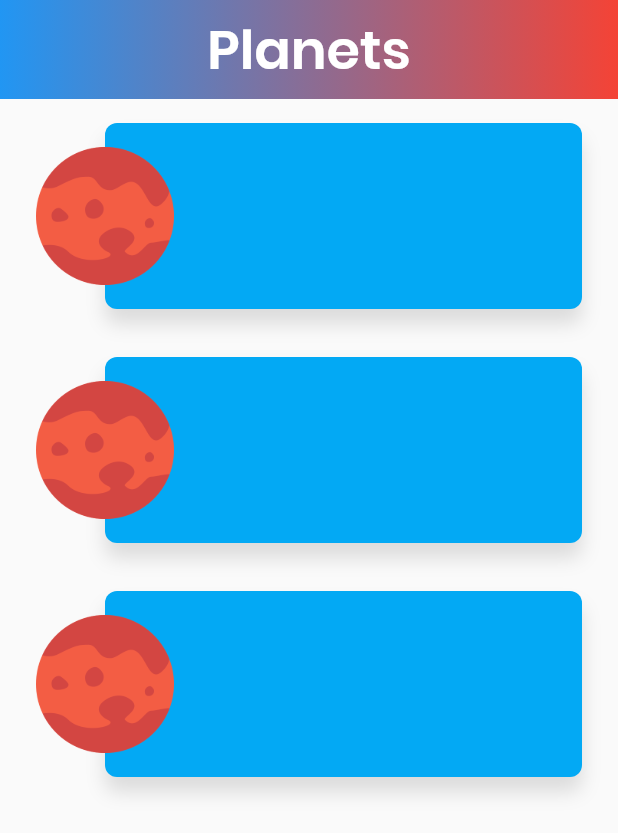
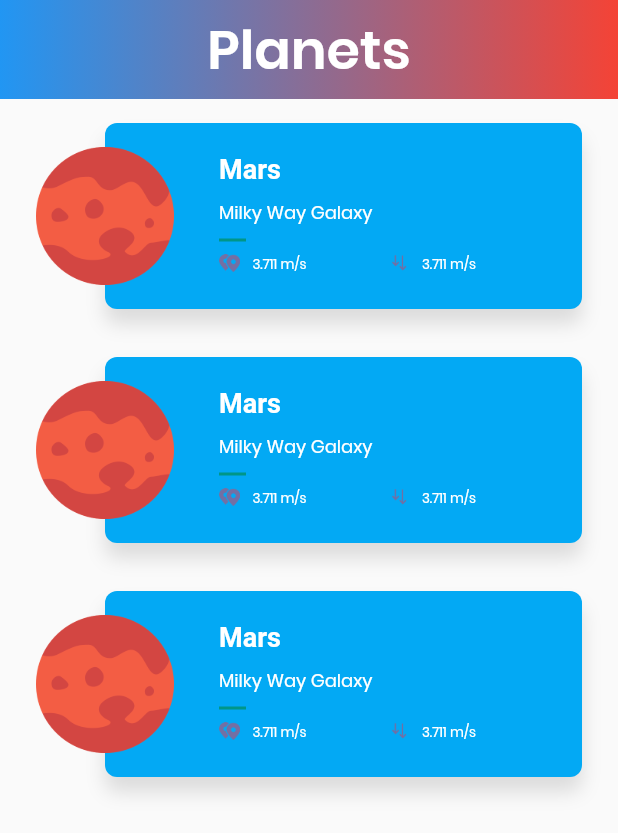
Before and after one commit to dibyanugraha/Flutter-Planet, a Flutter app: the screen it shows after launch, on a phone screen of 412 x 824 dp. Shown: the top 833 px of the screen. Run offline on Flutter 3.47's test engine with Material 2 defaults, Android fonts, the phone set to English and light mode, and no system bars.

Commit message:
Add PlanetContent, reengineer PlanetRow

```diff
--- /dev/null
+++ b/lib/data/PlanetData.dart
@@ -0,0 +1,13 @@
+import 'package:planet/models/Planet.dart';
+
+List<Planet> planets = [
+  const Planet(
+    id: "1",
+    name: "Mars",
+    location: "Milky Way Galaxy",
+    distance: "227.9m Km",
+    gravity: "3.711 m/s",
+    description: "This is where the martian lives",
+    image: "assets/images/mars.png",
+  )
+];
--- /dev/null
+++ b/lib/models/Planet.dart
@@ -0,0 +1,21 @@
+class Planet {
+  final String id;
+  final String name;
+  final String location;
+  final String distance;
+  final String gravity;
+  final String description;
+  final String image;
+
+  const Planet(
+    {
+      this.id,
+      this.name,
+      this.description,
+      this.location,
+      this.distance,
+      this.gravity,
+      this.image
+    }
+  );
+}
--- a/lib/views/home/PlanetHomeBody.dart
+++ b/lib/views/home/PlanetHomeBody.dart
@@ -1,9 +1,10 @@
 import 'package:flutter/material.dart';
 import 'package:planet/views/home/PlanetRow.dart';
+import 'package:planet/data/PlanetData.dart';
 
 class PlanetHomeBody extends StatelessWidget{
   @override
   Widget build(BuildContext context) {
-      return new PlanetRow();
+      return new PlanetRow(planets[0]);
     }
 }
--- a/lib/views/home/PlanetRow.dart
+++ b/lib/views/home/PlanetRow.dart
@@ -1,39 +1,106 @@
 import 'package:flutter/material.dart';
+import 'package:planet/models/Planet.dart';
 
 class PlanetRow extends StatelessWidget {
+  final Planet planet;
+
+  PlanetRow(this.planet);
+
   @override
   Widget build(BuildContext context) {
-      return new Container(
-        margin: const EdgeInsets.symmetric(
-          horizontal: 24,
-          vertical: 16,
-        ),
-        child: new Stack(
-          children: <Widget>[
-            planetCard,
-            planetThumbnail,
-          ],
-        ),
-      );
-    }
+    final baseTextStyle = const TextStyle(fontFamily: 'Poppins');
+
+    final headerTextStyle = const TextStyle(
+      color: Colors.white,
+      fontSize: 18,
+      fontWeight: FontWeight.w600,
+    );
+
+    final regularTextStyle = baseTextStyle.copyWith(
+      color: Colors.white,
+      fontSize: 9,
+      fontWeight: FontWeight.w400,
+    );
+
+    final subHeaderTextStyle = regularTextStyle.copyWith(
+      fontSize: 12,
+    );
 
     final planetThumbnail = new Container(
-      margin: new EdgeInsets.symmetric(
-        vertical: 16
-      ),
+      margin: new EdgeInsets.symmetric(vertical: 16),
       alignment: FractionalOffset.centerLeft,
       child: new Image(
-        image: new AssetImage("assets/images/mars.png"),
+        image: new AssetImage(planet.image),
         height: 92,
         width: 92,
       ),
     );
 
+    Widget _planetValue(
+      {
+        String value,
+        String image
+      }
+    )
+    {
+        return new Row(
+        children: <Widget>[
+          new Image.asset(image, height: 12,),
+          new Container(width: 8,),
+          new Text(planet.gravity, style: regularTextStyle)
+        ],
+      );
+    }
+
+    final planetCardContent = new Container(
+      margin: new EdgeInsets.fromLTRB(76, 16, 16, 16),
+      constraints: new BoxConstraints.expand(),
+      child: new Column(
+        crossAxisAlignment: CrossAxisAlignment.start,
+        children: <Widget>[
+          new Container(
+            height: 4,
+          ),
+          new Text(
+            planet.name,
+          style: headerTextStyle,),
+          new Container(
+            height: 10,
+          ),
+          new Text(
+            planet.location,
+            style: subHeaderTextStyle,
+          ),
+          new Container(
+            margin: new EdgeInsets.symmetric(vertical: 8),
+            height: 2,
+            width: 18,
+            color: Colors.teal,
+          ),
+          new Row(
+            children: <Widget>[
+              new Expanded(
+                child: _planetValue(
+                  value: planet.distance,
+                  image: 'assets/images/ic_distance.png'
+                ),
+              ),
+              new Expanded(
+                child: _planetValue(
+                  value: planet.gravity,
+                  image: 'assets/images/ic_gravity.png'
+                ),
+              )
+            ],
+          )
+        ],
+      ),
+    );
+
     final planetCard = new Container(
+      child: planetCardContent,
       height: 124,
-      margin: new EdgeInsets.only(
-        left: 46
-      ),
+      margin: new EdgeInsets.only(left: 46),
       decoration: new BoxDecoration(
         color: Colors.lightBlue,
         shape: BoxShape.rectangle,
@@ -47,4 +114,17 @@ class PlanetRow extends StatelessWidget {
         ],
       ),
     );
+    return new Container(
+      margin: const EdgeInsets.symmetric(
+        horizontal: 24,
+        vertical: 16,
+      ),
+      child: new Stack(
+        children: <Widget>[
+          planetCard,
+          planetThumbnail,
+        ],
+      ),
+    );
+  }
 }
--- a/pubspec.yaml
+++ b/pubspec.yaml
@@ -71,6 +71,9 @@ flutter:
       fonts:
         - asset: assets/fonts/Poppins-SemiBold.ttf
           weight: 600
-
+        - asset: assets/fonts/Poppins-Regular.ttf
+          weight: 400
   assets:
     - assets/images/mars.png
+    - assets/images/ic_distance.png
+    - assets/images/ic_gravity.png
```
Also changed, not shown: assets/fonts/Poppins-Regular.ttf (added), assets/images/ic_distance.png (added), assets/images/ic_gravity.png (added), 1 other file.
